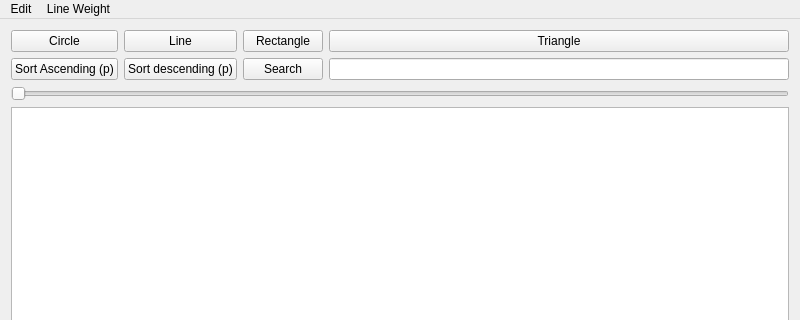
The window that mainwindow.ui (KamelMoohamed/CMP2241_F21_Team01_IRO_Painting) describes before a commit, drawn with Qt 5; both pictures show x 0 to 800 and y 0 to 320 of the 800 by 600 pixel window.
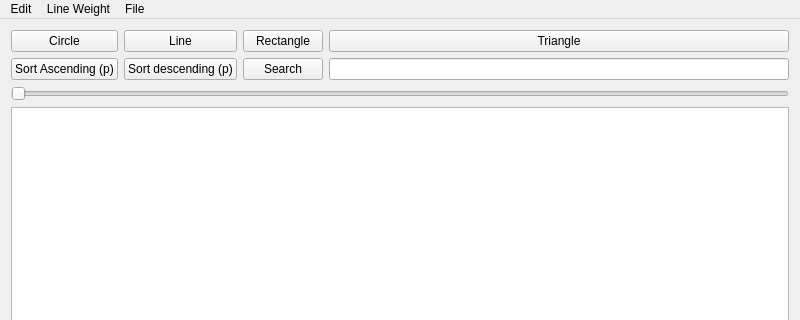
The same window after the commit.

```diff
--- a/mainwindow.ui
+++ b/mainwindow.ui
@@ -89,7 +89,7 @@
      <x>0</x>
      <y>0</y>
      <width>800</width>
-     <height>25</height>
+     <height>22</height>
     </rect>
    </property>
    <widget class="QMenu" name="menuEdit">
@@ -106,8 +106,18 @@
      <string>Line Weight</string>
     </property>
    </widget>
+   <widget class="QMenu" name="menuFile">
+    <property name="title">
+     <string>File </string>
+    </property>
+    <addaction name="separator"/>
+    <addaction name="actionSave_Json"/>
+    <addaction name="actionSave_PNG"/>
+    <addaction name="actionOpen_File"/>
+   </widget>
    <addaction name="menuEdit"/>
    <addaction name="menuLine_Weight"/>
+   <addaction name="menuFile"/>
   </widget>
   <action name="actionUndo">
    <property name="text">
```
Left out of the diff: 16 changed lines with no effect on the pictures.
